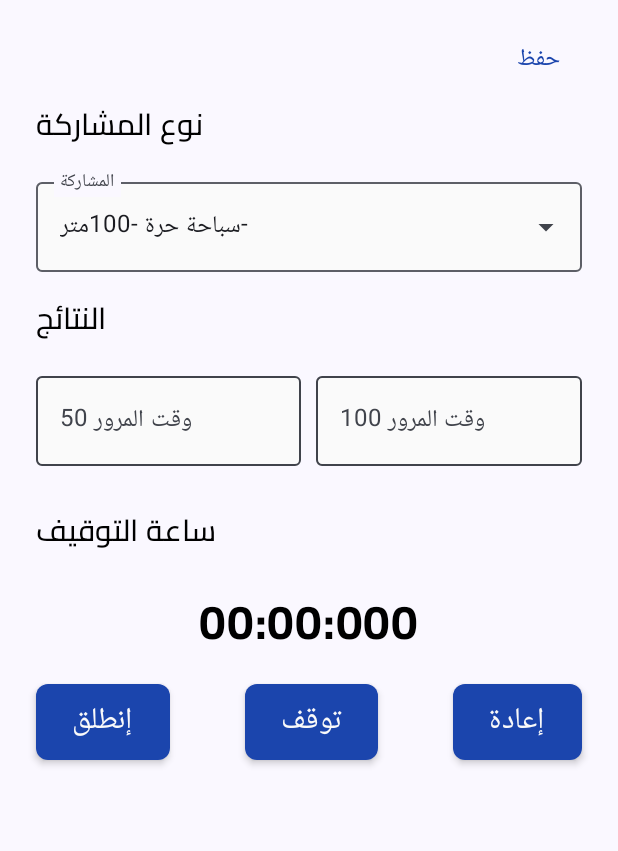
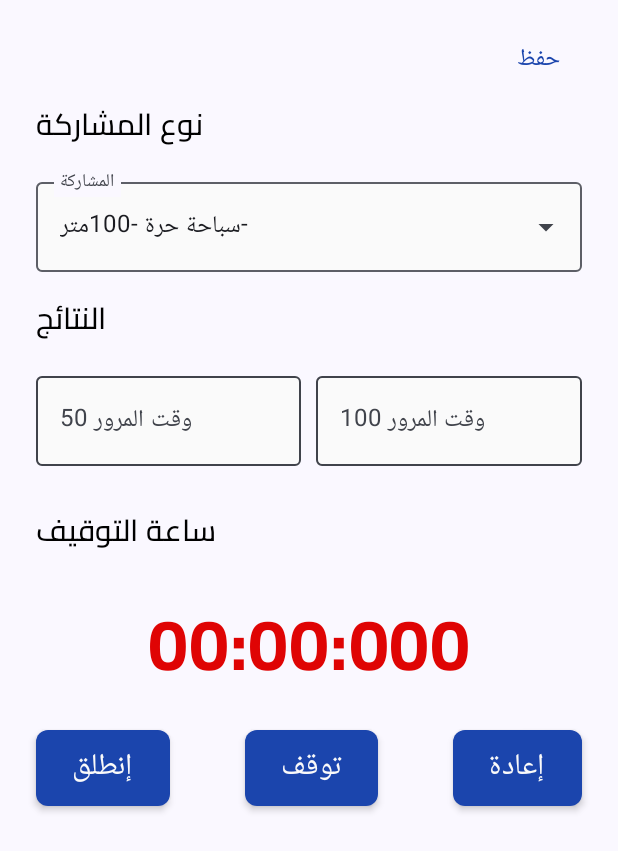
Before and after one commit to hzerrad/EPSSwim, an Android app built with Jetpack Compose: the composable ParticipationSheetContent shown on its own in the app's theme, on a phone screen of 412 x 824 dp. Shown: the top 851 px of the screen. Run offline under Robolectric (Android 15) with nearby library versions, the phone set to English and light mode, and no system bars; libraries missing offline, so code that uses them is left out: com.kizitonwose.calendar, java.text.

Commit message:
Finished adding adjus for stopwatch oualid asked

```diff
--- a/app/src/main/java/com/example/epsswim/presentation/ui/common/screens/ParticipationDetailsScreen.kt
+++ b/app/src/main/java/com/example/epsswim/presentation/ui/common/screens/ParticipationDetailsScreen.kt
@@ -68,6 +68,7 @@ import com.example.epsswim.presentation.ui.common.componants.CompetitionParticip
 import com.example.epsswim.presentation.ui.common.componants.MyAppBar
 import com.example.epsswim.presentation.ui.theme.MyBackground
 import com.example.epsswim.presentation.ui.theme.MyPrimary
+import com.example.epsswim.presentation.ui.theme.MyRed
 import com.example.epsswim.presentation.ui.trainer.componants.ExposedDropdownMenuParticipationType
 import kotlinx.coroutines.launch
 
@@ -387,8 +388,8 @@ fun ParticipationSheetContent(onClick : () -> Unit) {
             modifier = Modifier
                 .align(Alignment.CenterHorizontally)
                 .padding(bottom = 12.dp),
-            fontSize = 32.sp,
-            color = Color.Black
+            fontSize = 48.sp,
+            color = MyRed
         )
         Row (
             modifier = Modifier
@@ -413,7 +414,7 @@ fun ParticipationSheetContent(onClick : () -> Unit) {
             }
             Button(
                 onClick = {
-                    stopWatch.pause()
+//                    stopWatch.pause()
                     stopsNum++
                     when(stopsNum) {
                         1 -> firstStop = stopWatchTime
--- a/app/src/main/java/com/example/epsswim/presentation/ui/trainer/screens/CompetitionsScreen.kt
+++ b/app/src/main/java/com/example/epsswim/presentation/ui/trainer/screens/CompetitionsScreen.kt
@@ -121,10 +121,10 @@ fun CompetitionsScreen(navController: NavHostController) {
                                     fontSize = 20.sp,
                                 )
                                 ParticipantCard(Modifier.padding(bottom = 12.dp)){
-                                    navController.navigate(Screen.SwimmerProfile)
+                                    navController.navigate(Screen.ParticipationDetails)
                                 }
                                 ParticipantCard(Modifier.padding(bottom = 12.dp)){
-                                    navController.navigate(Screen.SwimmerProfile)
+                                    navController.navigate(Screen.ParticipationDetails)
                                 }
                             }
                         }
```
